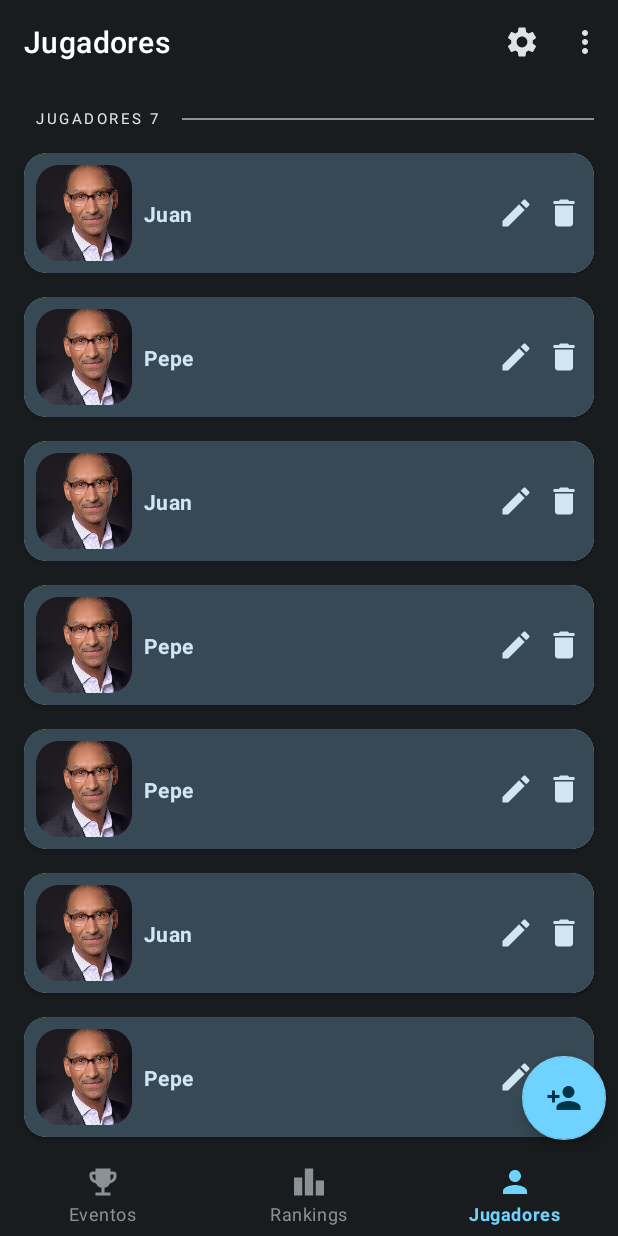
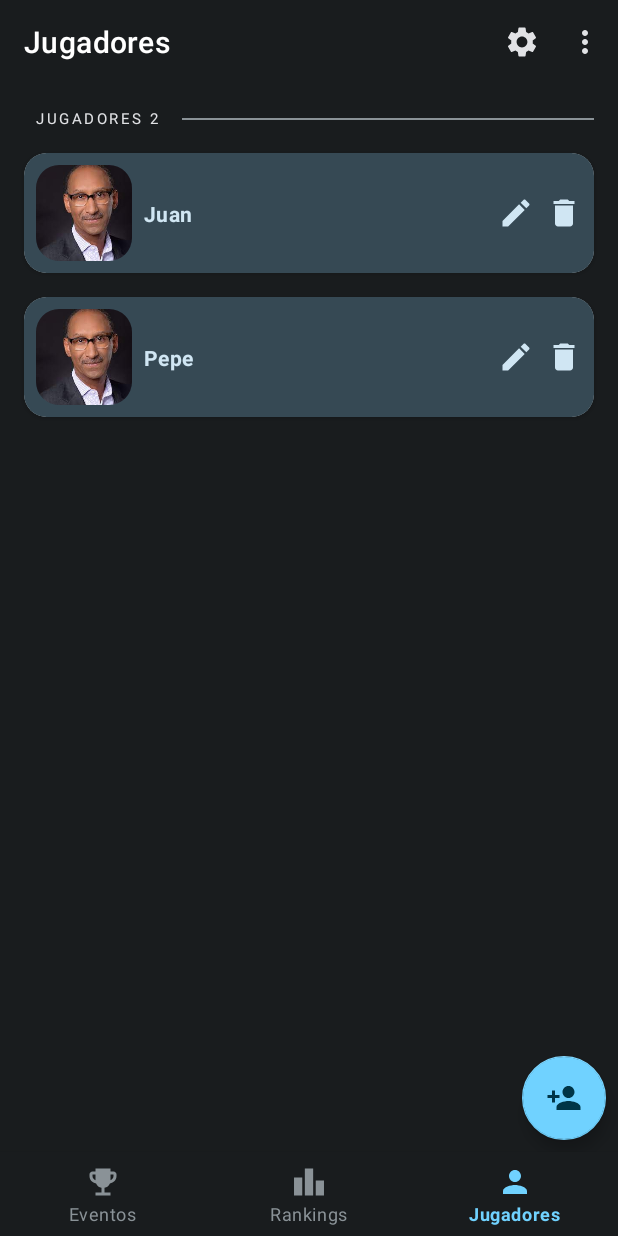
Before and after one commit to TomasVilalta/BetBracket, an Android app: the screen it shows after launch (MainActivity), item 3 of the bottom bar chosen, on a phone screen of 412 x 824 dp. Run offline under Robolectric (Android 15) with nearby library versions, the phone set to English and light mode, and no system bars; our stand-ins replace navigation-ui.

Commit message:
Create player logic

```diff
--- a/app/src/main/java/com/example/betbracket/MainActivity.kt
+++ b/app/src/main/java/com/example/betbracket/MainActivity.kt
@@ -23,22 +23,13 @@ class MainActivity : AppCompatActivity() {
         binding = ActivityMainBinding.inflate(layoutInflater)
         setContentView(binding.root)
 
-        addMenuProvider(object : MenuProvider {
-            override fun onCreateMenu(menu: Menu, menuInflater: MenuInflater) {
-                // Add menu items here
-                menuInflater.inflate(R.menu.top_bar_menu, menu)
-            }
 
-            override fun onMenuItemSelected(menuItem: MenuItem): Boolean {
-                // Handle the menu selection
-                return true
-            }
-        })
 
         val navHostFragment = supportFragmentManager.findFragmentById(R.id.nav_host_fragment) as NavHostFragment
         val appBarConfiguration = AppBarConfiguration(setOf(R.id.eventsFragment, R.id.rankingsFragment,R.id.playersFragment))
         val navController = navHostFragment.navController
         setSupportActionBar(findViewById(R.id.topAppBar))
+
         setupActionBarWithNavController(navController,appBarConfiguration)
         binding.bottomNavigation.setupWithNavController(navController)
     }
--- a/app/src/main/java/com/example/betbracket/players/PlayerProvider.kt
+++ b/app/src/main/java/com/example/betbracket/players/PlayerProvider.kt
@@ -1,15 +1,10 @@
 package com.example.betbracket.players
 
 class PlayerProvider {
-    companion object{
+    companion object {
         val playerList = listOf<Player>(
-            Player ("Juan", 100, 14),
-            Player ("Pepe", 74, 21),
-            Player ("Juan", 88, 5),
-            Player ("Pepe", 45, 7),
-            Player ("Pepe", 74, 21),
-            Player ("Juan", 88, 5),
-            Player ("Pepe", 45, 7),
-            )
+            Player("Juan", 100, 14),
+            Player("Pepe", 74, 21)
+        )
     }
 }
--- a/app/src/main/java/com/example/betbracket/players/PlayersFragment.kt
+++ b/app/src/main/java/com/example/betbracket/players/PlayersFragment.kt
@@ -1,8 +1,15 @@
 package com.example.betbracket.players
 
 import android.os.Bundle
+import android.util.Log
 import android.view.*
+import androidx.core.view.MenuHost
+import androidx.core.view.MenuProvider
 import androidx.fragment.app.Fragment
+import androidx.fragment.app.FragmentTransaction
+import androidx.lifecycle.Lifecycle
+import androidx.navigation.Navigation
+import androidx.navigation.findNavController
 import androidx.recyclerview.widget.LinearLayoutManager
 import com.example.betbracket.R
 import com.example.betbracket.databinding.FragmentPlayersBinding
@@ -14,7 +21,7 @@ class PlayersFragment : Fragment() {
     private val binding get() = _binding!!
     private val playerMutableList: MutableList<Player> = PlayerProvider.playerList.toMutableList()
     private lateinit var adapter: PlayerAdapter
-    private val lLayoutManager= LinearLayoutManager(this.context)
+
 
     override fun onCreateView(
         inflater: LayoutInflater, container: ViewGroup?,
@@ -22,8 +29,14 @@ class PlayersFragment : Fragment() {
     ): View? {
         _binding = FragmentPlayersBinding.inflate(inflater, container, false)
         initRecyclerView()
+        binding.addFab.setOnClickListener{ view: View ->
+                    createPlayer()
+        }
+
+
+
         updatePlayerCount()
-        binding.addFab.setOnClickListener { createPlayer() }
+
         return binding.root
     }
 
@@ -32,15 +45,18 @@ class PlayersFragment : Fragment() {
             PlayerAdapter(
                 playerList = playerMutableList,
                 onClickDelete = { playerPos -> onDeleteItem(playerPos) })
-        binding.playerList.layoutManager = lLayoutManager
+        binding.playerList.layoutManager = LinearLayoutManager(this.context)
         binding.playerList.adapter = adapter
     }
 
     private fun createPlayer() {
-        var newPlayer = Player("Paco", 100)
+
+
+
+        val newPlayer = Player("Paco", 100)
         playerMutableList.add(newPlayer)
         adapter.notifyItemInserted(playerMutableList.size - 1)
-        lLayoutManager.scrollToPosition(playerMutableList.size-1)
+        binding.playerList.layoutManager?.scrollToPosition(playerMutableList.size-1)
         updatePlayerCount()
         if (playerMutableList.size > 0) {
             hideEmptyListUI()
@@ -48,15 +64,17 @@ class PlayersFragment : Fragment() {
     }
 
     private fun onDeleteItem(playerPos: Int) {
-        MaterialAlertDialogBuilder(this.requireContext(),
-        R.style.AlertDialog_BetBracket)
+        MaterialAlertDialogBuilder(
+            this.requireContext(),
+            R.style.AlertDialog_BetBracket
+        )
             .setMessage("¿Quieres eliminar a ${playerMutableList[playerPos].name}?")
-            .setPositiveButton("Si"){ _, _ ->
+            .setPositiveButton("Si") { _, _ ->
                 playerMutableList.removeAt(playerPos)
                 adapter.notifyItemRemoved(playerPos)
                 updatePlayerCount()
             }
-            .setNegativeButton("No"){ _, _ ->
+            .setNegativeButton("No") { _, _ ->
             }.show()
 
     }
@@ -84,25 +102,21 @@ class PlayersFragment : Fragment() {
         binding.sadfaceImageView.visibility = View.VISIBLE
     }
 
-    override fun onViewCreated(view: View, savedInstanceState: Bundle?) {
-        super.onViewCreated(view, savedInstanceState)
-
-    }
 
 
     //    I DONT KNOW WHAT TO DO WITH THIS
 
-//    override fun onViewCreated(view: View, savedInstanceState: Bundle?) {
-//        val menuHost: MenuHost = requireActivity()
-//        menuHost.addMenuProvider(object : MenuProvider {
-//            override fun onCreateMenu(menu: Menu, menuInflater: MenuInflater) {
-//                menuInflater.inflate(R.menu.bottom_nav_menu, menu)
-//            }
-//            override fun onMenuItemSelected(menuItem: MenuItem): Boolean {
-//                return false
-//            }
-//        }, viewLifecycleOwner, Lifecycle.State.RESUMED)
-//    }
+    override fun onViewCreated(view: View, savedInstanceState: Bundle?) {
+        val menuHost: MenuHost = requireActivity()
+        menuHost.addMenuProvider(object : MenuProvider {
+            override fun onCreateMenu(menu: Menu, menuInflater: MenuInflater) {
+                menuInflater.inflate(R.menu.top_bar_menu, menu)
+            }
+            override fun onMenuItemSelected(menuItem: MenuItem): Boolean {
+                return false
+            }
+        }, viewLifecycleOwner, Lifecycle.State.RESUMED)
+    }
 
 
 }
--- a/app/src/main/res/layout/activity_main.xml
+++ b/app/src/main/res/layout/activity_main.xml
@@ -1,5 +1,6 @@
 <?xml version="1.0" encoding="utf-8"?>
 <androidx.constraintlayout.widget.ConstraintLayout xmlns:android="http://schemas.android.com/apk/res/android"
+    android:id="@+id/content"
     xmlns:app="http://schemas.android.com/apk/res-auto"
     xmlns:tools="http://schemas.android.com/tools"
     android:layout_width="match_parent"
--- a/app/src/main/res/layout/fragment_players.xml
+++ b/app/src/main/res/layout/fragment_players.xml
@@ -2,6 +2,7 @@
 <androidx.constraintlayout.widget.ConstraintLayout xmlns:android="http://schemas.android.com/apk/res/android"
     xmlns:app="http://schemas.android.com/apk/res-auto"
     xmlns:tools="http://schemas.android.com/tools"
+    android:id="@+id/playersFragment_layout"
     android:layout_width="match_parent"
     android:layout_height="match_parent"
     android:orientation="vertical"
--- a/app/src/main/res/navigation/nav_graph.xml
+++ b/app/src/main/res/navigation/nav_graph.xml
@@ -19,5 +19,14 @@
         android:id="@+id/playersFragment"
         android:name="com.example.betbracket.players.PlayersFragment"
         android:label="Jugadores"
-        tools:layout="@layout/fragment_players" />
+        tools:layout="@layout/fragment_players" >
+        <action
+            android:id="@+id/action_playersFragment_to_playerFormFragment"
+            app:destination="@id/playerFormFragment" />
+    </fragment>
+    <fragment
+        android:id="@+id/playerFormFragment"
+        android:name="com.example.betbracket.players.PlayerFormFragment"
+        android:label="fragment_player_form"
+        tools:layout="@layout/fragment_player_form" />
 </navigation>
```
Also changed, not shown: app/src/main/java/com/example/betbracket/players/PlayerFormFragment.kt (added, +57 -0 lines), app/src/main/res/layout/fragment_player_form.xml (added, +21 -0 lines), app/src/main/res/menu/player_form_menu.xml (added, +9 -0 lines).
